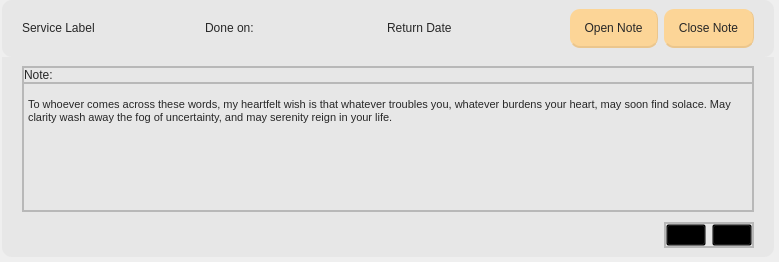
The window that Desktop_Application/Frontend/ui-files/serviceCard.ui (DreddVDomasian/Petmate-Desktop-Application) describes before a commit, drawn with Qt 5.
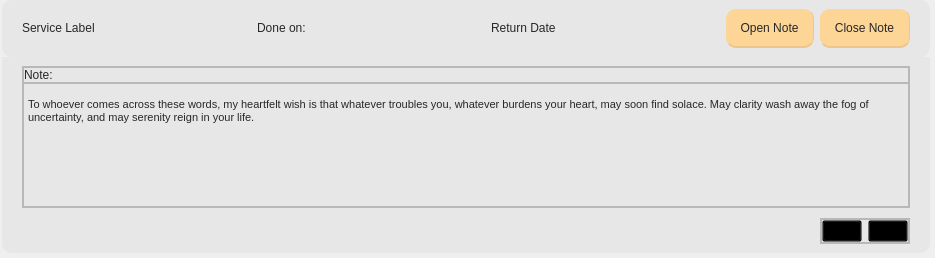
The same window after the commit. Icons and pictures are not drawn.

```diff
--- a/Desktop_Application/Frontend/ui-files/serviceCard.ui
+++ b/Desktop_Application/Frontend/ui-files/serviceCard.ui
@@ -6,8 +6,8 @@
    <rect>
     <x>0</x>
     <y>0</y>
-    <width>779</width>
-    <height>262</height>
+    <width>935</width>
+    <height>258</height>
    </rect>
   </property>
   <property name="windowTitle">
```
